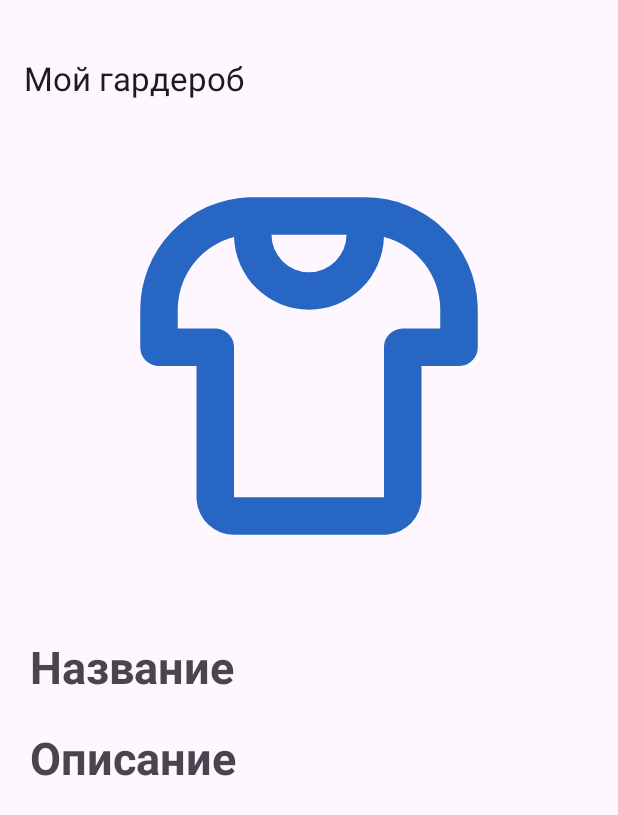
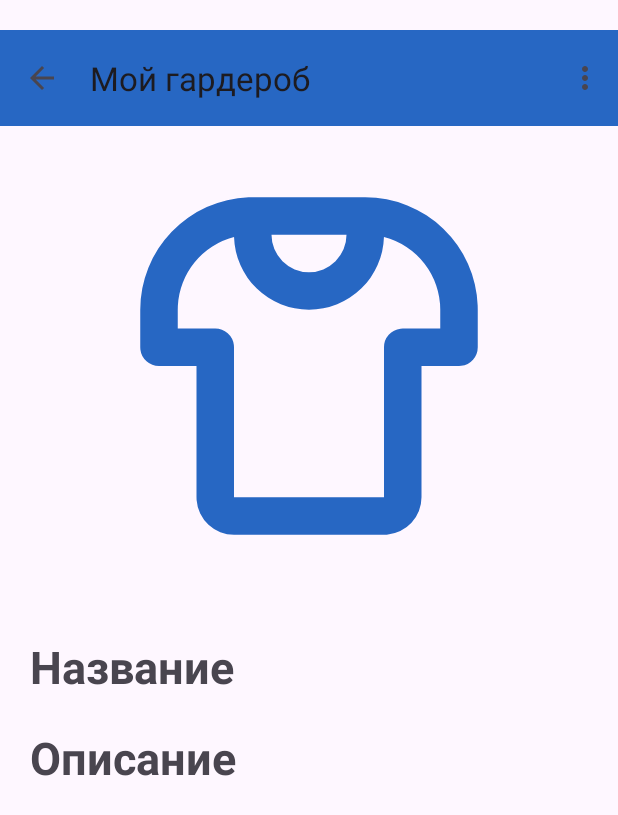
Before and after one commit to maks2001916/MyWardrobe, an Android app: the ClothingInfoActivity screen opened directly, with no data from a screen before it, on a phone screen of 412 x 824 dp. Shown: the top 815 px of the screen. Run offline under Robolectric (Android 15) with nearby library versions, the phone set to English and light mode, and no system bars; our stand-ins replace CircleImageView.

```diff
--- a/app/src/main/java/com/example/mywardrobe/ClothingInfoActivity.kt
+++ b/app/src/main/java/com/example/mywardrobe/ClothingInfoActivity.kt
@@ -2,6 +2,8 @@ package com.example.mywardrobe
 
 import android.annotation.SuppressLint
 import android.os.Bundle
+import android.view.Menu
+import android.view.MenuItem
 import android.widget.TextView
 import androidx.appcompat.widget.Toolbar
 import androidx.activity.enableEdgeToEdge
@@ -31,5 +33,33 @@ class ClothingInfoActivity : AppCompatActivity() {
         titleTV = findViewById(R.id.titleInfoTV)
         descriptionTV = findViewById(R.id.descriptionInfoTV)
         setSupportActionBar(toolbarTB)
+        supportActionBar?.setDisplayHomeAsUpEnabled(true)
+        toolbarTB.setNavigationOnClickListener { onBackPressed() }
+        var clothing: Clothing? = null
+        if (intent.hasExtra("image") &&
+            intent.hasExtra("title") &&
+            intent.hasExtra("description")) {
+            clothing = Clothing(
+                intent.getStringExtra("image")!!,
+                intent.getStringExtra("title")!!,
+                intent.getStringExtra("description")!!)
+        }
+        if (clothing != null) {
+            imageCIV.setImageResource(clothing.image.toInt())
+            titleTV.text = clothing.title
+            descriptionTV.text = clothing.description
+        }
     }
+
+    override fun onCreateOptionsMenu(menu: Menu?): Boolean {
+        menuInflater.inflate(R.menu.wardrobe_menu, menu)
+        return true
+    }
+
+    override fun onOptionsItemSelected(item: MenuItem): Boolean {
+        when (item.itemId) {R.id.exit -> finishAffinity() }
+        return super.onOptionsItemSelected(item)
+    }
+
+
 }
--- a/app/src/main/res/layout/activity_clothing_info.xml
+++ b/app/src/main/res/layout/activity_clothing_info.xml
@@ -14,6 +14,7 @@
         app:title="@string/app_name_ru"
         android:layout_width="match_parent"
         android:layout_height="wrap_content"
+        android:background="@color/blue"
         android:layout_marginTop="20dp"/>
 
 
--- a/app/src/main/res/layout/activity_my_wardrobe.xml
+++ b/app/src/main/res/layout/activity_my_wardrobe.xml
@@ -13,6 +13,7 @@
         app:title="@string/app_name_ru"
         android:layout_width="match_parent"
         android:layout_height="wrap_content"
+        android:background="@color/blue"
         android:layout_marginTop="20dp"/>
 
     <androidx.recyclerview.widget.RecyclerView
--- a/app/src/main/res/values/colors.xml
+++ b/app/src/main/res/values/colors.xml
@@ -2,4 +2,5 @@
 <resources>
     <color name="black">#FF000000</color>
     <color name="white">#FFFFFFFF</color>
+    <color name="blue">#2767C3</color>
 </resources>
```
